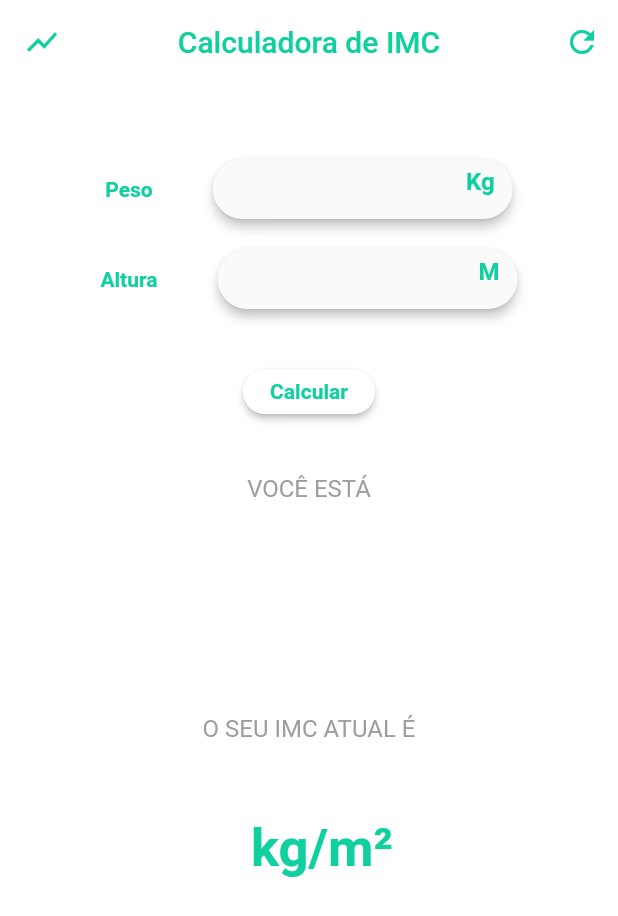
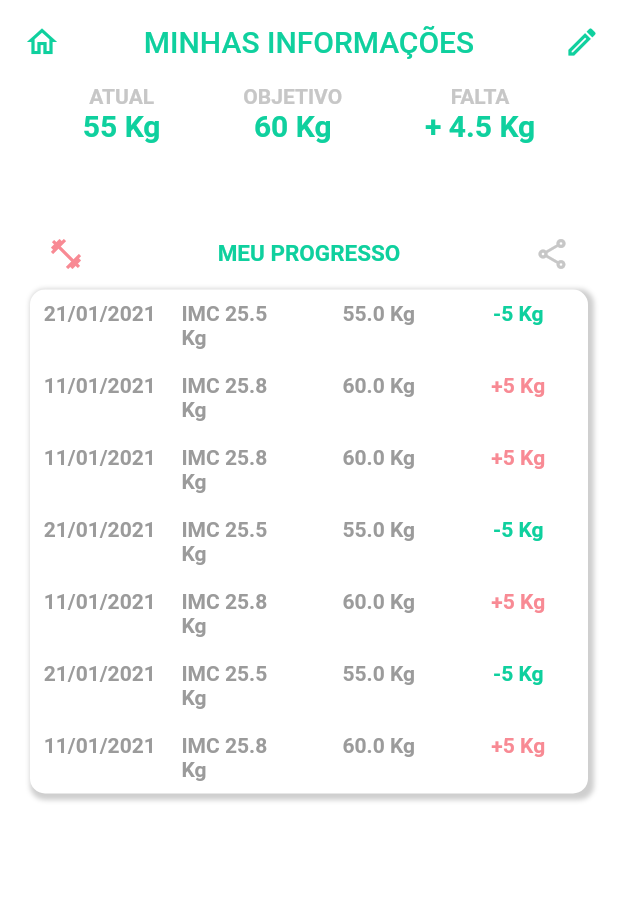
Before and after one commit to elennmilhomem/CalculadoraIMC, a Flutter app: the screen it shows after launch, after a tap on the "show chart" icon, on a phone screen of 412 x 824 dp. Shown: the top 916 px of the screen. Run offline on Flutter 3.47's test engine with Material 2 defaults, Android fonts, the phone set to English and light mode, and no system bars.

Commit message:
Implementação e design da tela de progresso e finalização da primeira versão da aplicação

```diff
--- a/lib/main.dart
+++ b/lib/main.dart
@@ -1,3 +1,5 @@
+
+import 'package:calculadora_imc/pages/progresso_page.dart';
 import 'package:flutter/material.dart';
 
 void main() {
@@ -16,16 +18,42 @@ class _HomeState extends State<Home> {
   TextEditingController pesoController = TextEditingController();
   TextEditingController alturaController = TextEditingController();
 
+  // List<charts.Series<Task, String>> _seriesPieData;
+  // _generateData() {
+  //   var pieData = [
+  //     new Task('MAGREZA', 18.5, Colors.purple),
+  //     new Task('SAUDÁVEL', 25.9, Color(0xFF0fd09e)),
+  //     new Task('SOBREPESO', 29.9, Colors.orange),
+  //     new Task('OBESIDADE', 29.9, Colors.pink[400]),
+  //   ];
+
+  //   // _seriesPieData.add(
+  //   //   //DETALHES DO GRÁFICO
+  //   //   charts.Series(
+  //   //       data: pieData,
+  //   //       domainFn: (Task task, _) => task.task,
+  //   //       measureFn: (Task task, _) => task.taskvalue,
+  //   //       colorFn: (Task task, _) =>
+  //   //           charts.ColorUtil.fromDartColor(task.colorval),
+  //   //       id: 'Grafico Peso',
+  //   //       labelAccessorFn: (Task row, _) => '${row.taskvalue}'),
+  //   // );
+  // }
+
   String _infoStatus = "";
   String _infoImc = "";
 
   void _resetarCampos() {
     pesoController.text = "";
     alturaController.text = "";
-    FocusScope.of(context).requestFocus(new FocusNode());
+    FocusScope.of(context).unfocus();
+    // WidgetsBinding.instance.addPostFrameCallback((timeStamp) => pesoController.clear());
     setState(() {
       _infoStatus = "";
       _infoImc = "";
+      // ignore: deprecated_member_use
+      // _seriesPieData = List<charts.Series<Task, String>>();
+      // _generateData();
     });
   }
 
@@ -63,7 +91,13 @@ class _HomeState extends State<Home> {
       backgroundColor: Colors.white,
       appBar: AppBar(
         leading: IconButton(
-          onPressed: () {},
+          onPressed: () {
+            Navigator.of(context).push(
+              MaterialPageRoute(
+                builder: (context) => ProgressoPage(),
+              ),
+            );
+          },
           icon: Icon(
             Icons.show_chart,
             color: Color(0xFF0fd09e),
@@ -72,7 +106,7 @@ class _HomeState extends State<Home> {
         backgroundColor: Colors.white,
         elevation: 0.0,
         title: Text(
-          "Calculadora de IMC",
+          "CALCULADORA IMC",
           style: TextStyle(
             color: Color(0xFF0fd09e),
           ),
@@ -162,6 +196,7 @@ class _HomeState extends State<Home> {
                       //para alterar a cor da sombra
                       //shadowColor: ,
                       child: TextField(
+
                         textAlign: TextAlign.end,
                         keyboardType: TextInputType.number,
                         decoration: InputDecoration(
@@ -233,8 +268,42 @@ class _HomeState extends State<Home> {
               ),
               Text(
                 " $_infoImc kg/m²",
-              style: TextStyle(color: Color(0xFF0fd09e), fontSize: 35, fontWeight: FontWeight.bold),
+                style: TextStyle(
+                    color: Color(0xFF0fd09e),
+                    fontSize: 35,
+                    fontWeight: FontWeight.bold),
               ),
+              // SizedBox(
+              //   height: 10.0,
+              // ),
+              // Expanded(
+              //   child: charts.PieChart(
+              //     _seriesPieData,
+              //     animate: true,
+              //     animationDuration: Duration(seconds: 5),
+              //     behaviors: [
+              //       new charts.DatumLegend(
+              //         outsideJustification:
+              //             charts.OutsideJustification.endDrawArea,
+              //         horizontalFirst: false,
+              //         desiredMaxColumns: 2,
+              //         cellPadding: new EdgeInsets.only(right: 4.0, bottom: 4.0),
+              //         entryTextStyle: charts.TextStyleSpec(
+              //           color: charts.MaterialPalette.purple.shadeDefault,
+              //           fontFamily: 'Georgia',
+              //           fontSize: 11,
+              //         ),
+              //       ),
+              //     ],
+              //     defaultRenderer: new charts.ArcRendererConfig(
+              //       arcWidth: 50,
+              //       arcRendererDecorators: [
+              //         new charts.ArcLabelDecorator(
+              //             labelPosition: charts.ArcLabelPosition.inside),
+              //       ],
+              //     ),
+              //   ),
+              // ),
             ],
           ),
         ),
@@ -242,3 +311,11 @@ class _HomeState extends State<Home> {
     );
   }
 }
+
+// class Task {
+//   String task;
+//   double taskvalue;
+//   Color colorval;
+
+//   Task(this.task, this.taskvalue, this.colorval);
+// }
--- /dev/null
+++ b/lib/pages/progresso_page.dart
@@ -0,0 +1,464 @@
+import 'package:flutter/material.dart';
+
+class ProgressoPage extends StatefulWidget {
+  @override
+  _ProgressoPageState createState() => _ProgressoPageState();
+}
+
+class _ProgressoPageState extends State<ProgressoPage> {
+  @override
+  Widget build(BuildContext context) {
+    return Scaffold(
+      backgroundColor: Colors.white,
+      appBar: AppBar(
+        elevation: 0,
+        title: Padding(
+          padding: EdgeInsets.all(8.0),
+          child: Text(
+            "MINHAS INFORMAÇÕES",
+            style: TextStyle(
+              color: Color(0xFF0fd09e),
+            ),
+          ),
+        ),
+        centerTitle: true,
+        actions: <Widget>[
+          IconButton(
+              icon: Icon(
+                Icons.edit_outlined,
+                color: Color(0xFF0fd09e),
+              ),
+              onPressed: () {}),
+        ],
+        backgroundColor: Colors.white,
+        leading: IconButton(
+          onPressed: () {},
+          icon: Icon(
+            Icons.home_outlined,
+            color: Color(0xFF0fd09e),
+          ),
+        ),
+      ),
+      body: Column(
+        children: [
+          Row(
+            mainAxisAlignment: MainAxisAlignment.spaceEvenly,
+            children: [
+              Column(
+                children: [
+                  Text(
+                    "ATUAL",
+                    style: TextStyle(
+                      fontWeight: FontWeight.bold,
+                      color: Color(0xFFc7c7c7),
+                    ),
+                  ),
+                  Text(
+                    "55 Kg",
+                    style: TextStyle(
+                        fontWeight: FontWeight.bold,
+                        color: Color(0xFF0fd09e),
+                        fontSize: 20.0),
+                  ),
+                ],
+              ),
+              Column(
+                children: [
+                  Text(
+                    "OBJETIVO",
+                    style: TextStyle(
+                      fontWeight: FontWeight.bold,
+                      color: Color(0xFFc7c7c7),
+                    ),
+                  ),
+                  Text(
+                    "60 Kg",
+                    style: TextStyle(
+                        fontWeight: FontWeight.bold,
+                        color: Color(0xFF0fd09e),
+                        fontSize: 20.0),
+                  ),
+                ],
+              ),
+              Column(
+                children: [
+                  Text(
+                    "FALTA",
+                    style: TextStyle(
+                      fontWeight: FontWeight.bold,
+                      color: Color(0xFFc7c7c7),
+                    ),
+                  ),
+                  Text(
+                    "+ 4.5 Kg",
+                    style: TextStyle(
+                        fontWeight: FontWeight.bold,
+                        color: Color(0xFF0fd09e),
+                        fontSize: 20.0),
+                  ),
+                ],
+              ),
+            ],
+          ),
+          Padding(
+            padding: EdgeInsets.only(left: 20.0, right: 20, top: 50.0),
+            child: Row(
+              mainAxisAlignment: MainAxisAlignment.spaceBetween,
+              children: [
+                Column(
+                  children: [
+                    IconButton(
+                      onPressed: () {},
+                      icon: Icon(
+                        Icons.fitness_center,
+                        color: Color(0xFFf88a94),
+                      ),
+                    ),
+                  ],
+                ),
+                Column(
+                  children: [
+                    Text(
+                      "MEU PROGRESSO",
+                      style: TextStyle(
+                        fontWeight: FontWeight.bold,
+                        color: Color(0xFF0fd09e),
+                        fontSize: 15.0,
+                      ),
+                    ),
+                  ],
+                ),
+                Column(
+                  children: [
+                    IconButton(
+                      onPressed: () {},
+                      icon: Icon(
+                        Icons.share_outlined,
+                        color: Color(0xFFc7c7c7),
+                      ),
+                    ),
+                  ],
+                ),
+              ],
+            ),
+          ),
+          Padding(
+            padding: EdgeInsets.only(left: 20, right: 20, bottom: 20),
+            child: Container(
+              decoration: BoxDecoration(
+                color: Colors.white,
+                borderRadius: BorderRadius.only(
+                  topLeft: Radius.elliptical(10, 10),
+                  topRight: Radius.elliptical(10, 10),
+                  bottomLeft: Radius.elliptical(10, 10),
+                  bottomRight: Radius.elliptical(10, 10),
+                ),
+                boxShadow: [
+              BoxShadow(
+                color: Colors.grey.withOpacity(0.5),
+                spreadRadius: 2,
+                blurRadius: 2,
+                offset: Offset(2, 2),
+              ),
+            ],
+              ),
+              child: Table(
+                // defaultColumnWidth: FixedColumnWidth(20.0),
+                border: TableBorder.all(style: BorderStyle.none),
+                children: [
+                  TableRow(
+                    children: [
+                      Padding(
+                        padding: const EdgeInsets.all(8.0),
+                        child: TableCell(
+                          child: Center(
+                            child: Text('21/01/2021', style: TextStyle(color: Color(0xFF9b9b9b), fontWeight: FontWeight.bold),),
+                          ),
+                        ),
+                      ),
+                      Padding(
+                        padding: const EdgeInsets.all(8.0),
+                        child: TableCell(
+                          child: Center(
+                            child: Text('IMC 25.5 Kg', style: TextStyle(color: Color(0xFF9b9b9b), fontWeight: FontWeight.bold),),
+                          ),
+                        ),
+                      ),
+                      Padding(
+                        padding: const EdgeInsets.all(8.0),
+                        child: TableCell(
+                          child: Center(
+                            child: Text('55.0 Kg', style: TextStyle(color: Color(0xFF9b9b9b), fontWeight: FontWeight.bold),),
+                          ),
+                        ),
+                      ),
+                      Padding(
+                        padding: const EdgeInsets.all(8.0),
+                        child: TableCell(
+                          child: Center(
+                            child: Text(
+                              '-5 Kg',
+                              style: TextStyle(
+                                  color: Color(0xFF0fd09e),
+                                  fontWeight: FontWeight.bold),
+                            ),
+                          ),
+                        ),
+                      ),
+                    ],
+                  ),
+                  TableRow(
+                    children: [
+                      Padding(
+                        padding: const EdgeInsets.all(8.0),
+                        child: TableCell(
+                          child: Center(
+                            child: Text('11/01/2021', style: TextStyle(color: Color(0xFF9b9b9b), fontWeight: FontWeight.bold),),
+                          ),
+                        ),
+                      ),
+                      Padding(
+                        padding: const EdgeInsets.all(8.0),
+                        child: TableCell(
+                          child: Center(
+                            child: Text('IMC 25.8 Kg', style: TextStyle(color: Color(0xFF9b9b9b), fontWeight: FontWeight.bold),),
+                          ),
+                        ),
+                      ),
+                      Padding(
+                        padding: const EdgeInsets.all(8.0),
+                        child: TableCell(
+                          child: Center(
+                            child: Text('60.0 Kg', style: TextStyle(color: Color(0xFF9b9b9b), fontWeight: FontWeight.bold),),
+                          ),
+                        ),
+                      ),
+                      Padding(
+                        padding: const EdgeInsets.all(8.0),
+                        child: TableCell(
+                          child: Center(
+                            child: Text(
+                              '+5 Kg',
+                              style: TextStyle(
+                                  color: Color(0xFFf88a94),
+                                  fontWeight: FontWeight.bold),
+                            ),
+                          ),
+                        ),
+                      ),
+                    ],
+                  ),
+                  TableRow(
+                    children: [
+                      Padding(
+                        padding: const EdgeInsets.all(8.0),
+                        child: TableCell(
+                          child: Center(
+                            child: Text('11/01/2021', style: TextStyle(color: Color(0xFF9b9b9b), fontWeight: FontWeight.bold),),
+                          ),
+                        ),
+                      ),
+                      Padding(
+                        padding: const EdgeInsets.all(8.0),
+                        child: TableCell(
+                          child: Center(
+                            child: Text('IMC 25.8 Kg', style: TextStyle(color: Color(0xFF9b9b9b), fontWeight: FontWeight.bold),),
+                          ),
+                        ),
+                      ),
+                      Padding(
+                        padding: const EdgeInsets.all(8.0),
+                        child: TableCell(
+                          child: Center(
+                            child: Text('60.0 Kg', style: TextStyle(color: Color(0xFF9b9b9b), fontWeight: FontWeight.bold),),
+                          ),
+                        ),
+                      ),
+                      Padding(
+                        padding: const EdgeInsets.all(8.0),
+                        child: TableCell(
+                          child: Center(
+                            child: Text(
+                              '+5 Kg',
+                              style: TextStyle(
+                                  color: Color(0xFFf88a94),
+                                  fontWeight: FontWeight.bold),
+                            ),
+                          ),
+                        ),
+                      ),
+                    ],
+                  ),
+                  TableRow(
+                    children: [
+                      Padding(
+                        padding: const EdgeInsets.all(8.0),
+                        child: TableCell(
+                          child: Center(
+                            child: Text('21/01/2021', style: TextStyle(color: Color(0xFF9b9b9b), fontWeight: FontWeight.bold),),
+                          ),
+                        ),
+                      ),
+                      Padding(
+                        padding: const EdgeInsets.all(8.0),
+                        child: TableCell(
+                          child: Center(
+                            child: Text('IMC 25.5 Kg', style: TextStyle(color: Color(0xFF9b9b9b), fontWeight: FontWeight.bold),),
+                          ),
+                        ),
+                      ),
+                      Padding(
+                        padding: const EdgeInsets.all(8.0),
+                        child: TableCell(
+                          child: Center(
+                            child: Text('55.0 Kg', style: TextStyle(color: Color(0xFF9b9b9b), fontWeight: FontWeight.bold),),
+                          ),
+                        ),
+                      ),
+                      Padding(
+                        padding: const EdgeInsets.all(8.0),
+                        child: TableCell(
+                          child: Center(
+                            child: Text(
+                              '-5 Kg',
+                              style: TextStyle(
+                                  color: Color(0xFF0fd09e),
+                                  fontWeight: FontWeight.bold),
+                            ),
+                          ),
+                        ),
+                      )
+                    ],
+                  ),
+                  TableRow(
+                    children: [
+                      Padding(
+                        padding: const EdgeInsets.all(8.0),
+                        child: TableCell(
+                          child: Center(
+                            child: Text('11/01/2021', style: TextStyle(color: Color(0xFF9b9b9b), fontWeight: FontWeight.bold),),
+                          ),
+                        ),
+                      ),
+                      Padding(
+                        padding: const EdgeInsets.all(8.0),
+                        child: TableCell(
+                          child: Center(
+                            child: Text('IMC 25.8 Kg', style: TextStyle(color: Color(0xFF9b9b9b), fontWeight: FontWeight.bold),),
+                          ),
+                        ),
+                      ),
+                      Padding(
+                        padding: const EdgeInsets.all(8.0),
+                        child: TableCell(
+                          child: Center(
+                            child: Text('60.0 Kg', style: TextStyle(color: Color(0xFF9b9b9b), fontWeight: FontWeight.bold),),
+                          ),
+                        ),
+                      ),
+                      Padding(
+                        padding: const EdgeInsets.all(8.0),
+                        child: TableCell(
+                          child: Center(
+                            child: Text(
+                              '+5 Kg',
+                              style: TextStyle(
+                                  color: Color(0xFFf88a94),
+                                  fontWeight: FontWeight.bold),
+                            ),
+                          ),
+                        ),
+                      ),
+                    ],
+                  ),
+                  TableRow(
+                    children: [
+                      Padding(
+                        padding: const EdgeInsets.all(8.0),
+                        child: TableCell(
+                          child: Center(
+                            child: Text('21/01/2021', style: TextStyle(color: Color(0xFF9b9b9b), fontWeight: FontWeight.bold),),
+                          ),
+                        ),
+                      ),
+                      Padding(
+                        padding: const EdgeInsets.all(8.0),
+                        child: TableCell(
+                          child: Center(
+                            child: Text('IMC 25.5 Kg', style: TextStyle(color: Color(0xFF9b9b9b), fontWeight: FontWeight.bold),),
+                          ),
+                        ),
+                      ),
+                      Padding(
+                        padding: const EdgeInsets.all(8.0),
+                        child: TableCell(
+                          child: Center(
+                            child: Text('55.0 Kg', style: TextStyle(color: Color(0xFF9b9b9b), fontWeight: FontWeight.bold),),
+                          ),
+                        ),
+                      ),
+                      Padding(
+                        padding: const EdgeInsets.all(8.0),
+                        child: TableCell(
+                          child: Center(
+                            child: Text(
+                              '-5 Kg',
+                              style: TextStyle(
+                                  color: Color(0xFF0fd09e),
+                                  fontWeight: FontWeight.bold),
+                            ),
+                          ),
+                        ),
+                      ),
+                    ],
+                  ),
+                  TableRow(
+                    children: [
+                      Padding(
+                        padding: const EdgeInsets.all(8.0),
+                        child: TableCell(
+                          child: Center(
+                            child: Text('11/01/2021', style: TextStyle(color: Color(0xFF9b9b9b), fontWeight: FontWeight.bold),),
+                          ),
+                        ),
+                      ),
+                      Padding(
+                        padding: const EdgeInsets.all(8.0),
+                        child: TableCell(
+                          child: Center(
+                            child: Text('IMC 25.8 Kg', style: TextStyle(color: Color(0xFF9b9b9b), fontWeight: FontWeight.bold),),
+                          ),
+                        ),
+                      ),
+                      Padding(
+                        padding: const EdgeInsets.all(8.0),
+                        child: TableCell(
+                          child: Center(
+                            child: Text('60.0 Kg', style: TextStyle(color: Color(0xFF9b9b9b), fontWeight: FontWeight.bold),),
+                          ),
+                        ),
+                      ),
+                      Padding(
+                        padding: const EdgeInsets.all(8.0),
+                        child: TableCell(
+                          child: Center(
+                            child: Text(
+                              '+5 Kg',
+                              style: TextStyle(
+                                  color: Color(0xFFf88a94),
+                                  fontWeight: FontWeight.bold),
+                            ),
+                          ),
+                        ),
+                      ),
+                    ],
+                  ),
+                ],
+              ),
+            ),
+          ),
+        ],
+      ),
+    );
+  }
+}
--- a/pubspec.yaml
+++ b/pubspec.yaml
@@ -29,6 +29,7 @@ dependencies:
   # The following adds the Cupertino Icons font to your application.
   # Use with the CupertinoIcons class for iOS style icons.
   cupertino_icons: ^1.0.1
+  charts_flutter: ^0.9.0
 
 dev_dependencies:
   flutter_test:
```
Also changed, not shown: pubspec.lock. Lines whose indentation alone changed are shown as unchanged.
